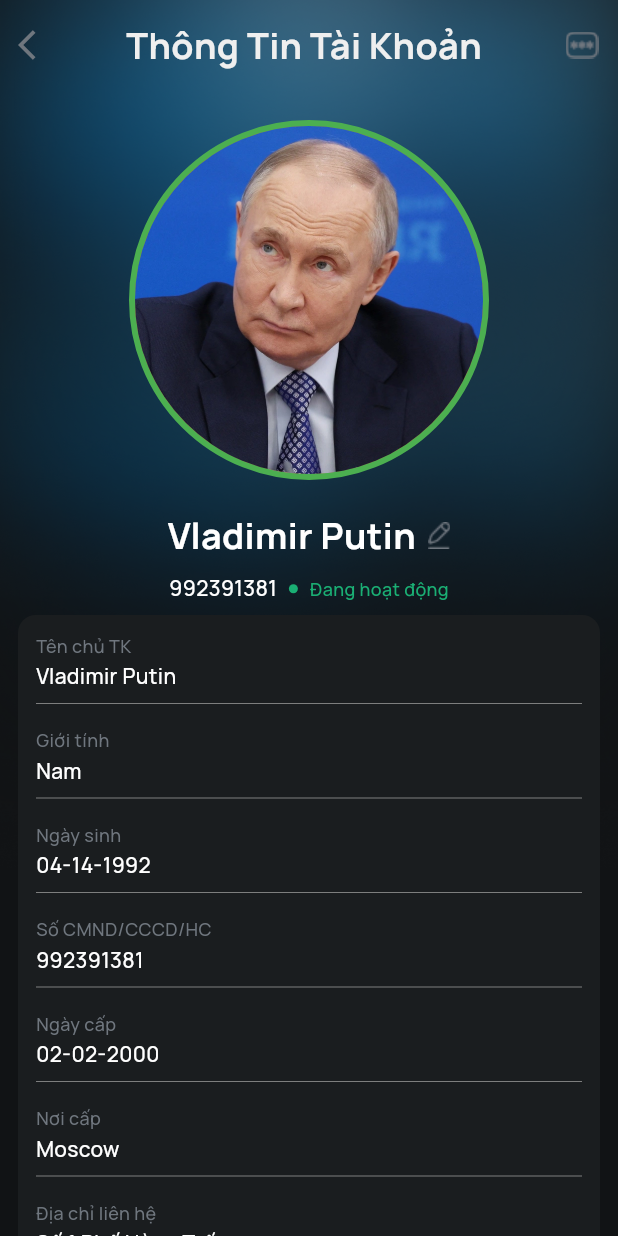
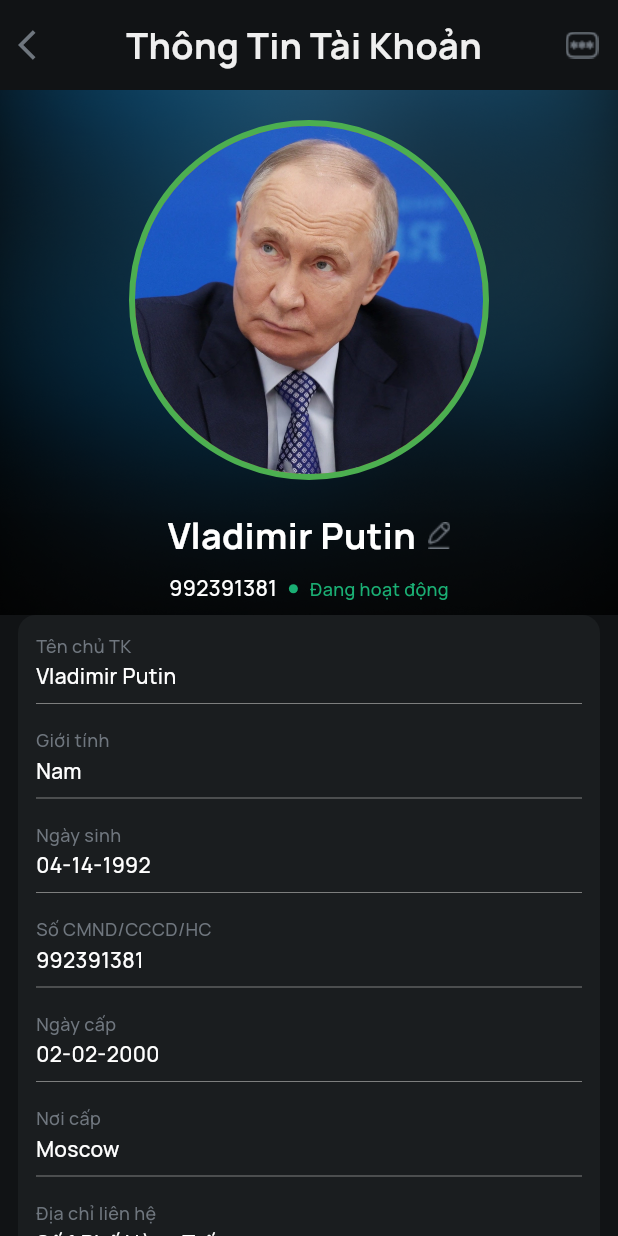
Before and after one commit to DevDadd/intern-demo, a Flutter app: the screen it shows after launch, on a phone screen of 412 x 824 dp. Run offline on Flutter 3.47's test engine with Material 3 defaults, Android fonts, the light colour scheme and no system bars; our stand-ins replace bloc, copy_with_extension, equatable, flutter_bloc, flutter_svg, get_it and 2 more.

Commit message:
Added Some Changes

```diff
--- a/lib/feature/profile/presentation/pages/profile_page.dart
+++ b/lib/feature/profile/presentation/pages/profile_page.dart
@@ -22,7 +22,7 @@ class _ProfilePageState extends State<ProfilePage> {
   @override
   void initState() {
     super.initState();
-    _scrollController.addListener(_updatePositon);
+    // _scrollController.addListener(_updatePositon);
     context.read<UserCubit>().addUser(
       User(
         name: "Vladimir Putin",
@@ -64,11 +64,11 @@ class _ProfilePageState extends State<ProfilePage> {
           backgroundColor: const Color(0xFF111315),
           body: Stack(
             children: [
-              Image.asset(
-                "assets/profile.png",
-                fit: BoxFit.cover,
-                width: double.infinity,
-              ),
+              // Image.asset(
+              //   "assets/profile.png",
+              //   fit: BoxFit.cover,
+              //   width: double.infinity,
+              // ),
               Column(
                 children: [
                   SafeArea(
@@ -117,33 +117,35 @@ class _ProfilePageState extends State<ProfilePage> {
                           ),
                           pinned: true,
                         ),
+                        // Dùng SliverPadding + SliverList để scroll mượt
                         SliverPadding(
                           padding: const EdgeInsets.symmetric(horizontal: 12.0),
-                          sliver: SliverToBoxAdapter(
-                            child: Container(
+                          sliver: SliverList.builder(
+                            itemCount: items.length + 1,
+                            itemBuilder: (context, index) {
+                              if (index == 0) {
+                                // Bọc tất cả item trong 1 container
+                                return Container(
                                   decoration: BoxDecoration(
                                     borderRadius: BorderRadius.circular(12),
                                     color: const Color(0xFF1A1D1F),
                                   ),
                                   child: Padding(
                                     padding: const EdgeInsets.symmetric(
-                                  horizontal: 12,
-                                  vertical: 12,
+                                        horizontal: 12, vertical: 12),
+                                    child: Column(
+                                      children: [
+                                        for (final item in items)
+                                          Padding(
+                                            padding: const EdgeInsets.only(bottom: 8),
+                                            child: ProfileWidget(
+                                              title: item["title"]!,
+                                              value: item["value"]!,
                                             ),
-                                child: ListView.separated(
-                                  shrinkWrap: true,
-                                  itemCount: items.length + 1,
-                                  separatorBuilder: (context, index) =>
-                                      const SizedBox(height: 8),
-                                  itemBuilder: (context, index) {
-                                    if (index < items.length) {
-                                      return ProfileWidget(
-                                        title: items[index]["title"]!,
-                                        value: items[index]["value"]!,
-                                      );
-                                    }
-                                    return Padding(
-                                      padding: const EdgeInsets.only(top: 20, bottom: 30),
+                                          ),
+                                        Padding(
+                                          padding: const EdgeInsets.only(
+                                              top: 20, bottom: 30),
                                           child: Center(
                                             child: Row(
                                               mainAxisSize: MainAxisSize.min,
@@ -157,18 +159,22 @@ class _ProfilePageState extends State<ProfilePage> {
                                                   "Thay đổi thông tin",
                                                   style: GoogleFonts.manrope(
                                                     fontWeight: FontWeight.w700,
-                                                color: const Color(0xFF1AAF74),
+                                                    color:
+                                                        const Color(0xFF1AAF74),
                                                     fontSize: 14,
                                                   ),
                                                 ),
                                               ],
                                             ),
                                           ),
-                                    );
-                                  },
+                                        ),
+                                      ],
                                     ),
                                   ),
-                            ),
+                                );
+                              }
+                              return const SizedBox.shrink();
+                            },
                           ),
                         ),
                       ],
@@ -183,17 +189,17 @@ class _ProfilePageState extends State<ProfilePage> {
     );
   }
 
-  Future<void> _updatePositon() async {
-    final offset = _scrollController.offset;
-    if (offset > _maxHeight) {
-      await _scrollController.animateTo(
-        _maxHeight,
-        duration: const Duration(milliseconds: 200),
-        curve: Curves.easeOut,
-      );
+  // Future<void> _updatePositon() async {
+  //   final offset = _scrollController.offset;
+  //   if (offset > _maxHeight) {
+  //     await _scrollController.animateTo(
+  //       _maxHeight,
+  //       duration: const Duration(milliseconds: 200),
+  //       curve: Curves.easeOut,
+  //     );
+  //   }
+  //   if (_scrollController.offset > _maxHeight) {
+  //     _scrollController.jumpTo(_maxHeight);
+  //   }
+  // }
 }
-    if (_scrollController.offset > _maxHeight) {
-      _scrollController.jumpTo(_maxHeight);
-    }
-  }
-}
--- a/lib/feature/profile/presentation/widget/profile_header_delegate.dart
+++ b/lib/feature/profile/presentation/widget/profile_header_delegate.dart
@@ -35,7 +35,11 @@ class ProfileHeaderDelegate extends SliverPersistentHeaderDelegate {
     double nameFontSize = 16 + (24 - 16) * sizeFactor;
 
     return Container(
-      color: Colors.transparent,
+      width: double.infinity,
+      decoration: BoxDecoration(
+        color: Colors.black,
+        image: DecorationImage(image: AssetImage("assets/profile.png"),fit: BoxFit.cover),
+      ),
       child: Column(
         children: [
           const SizedBox(height: 20),
```
Lines whose indentation alone changed are shown as unchanged.
